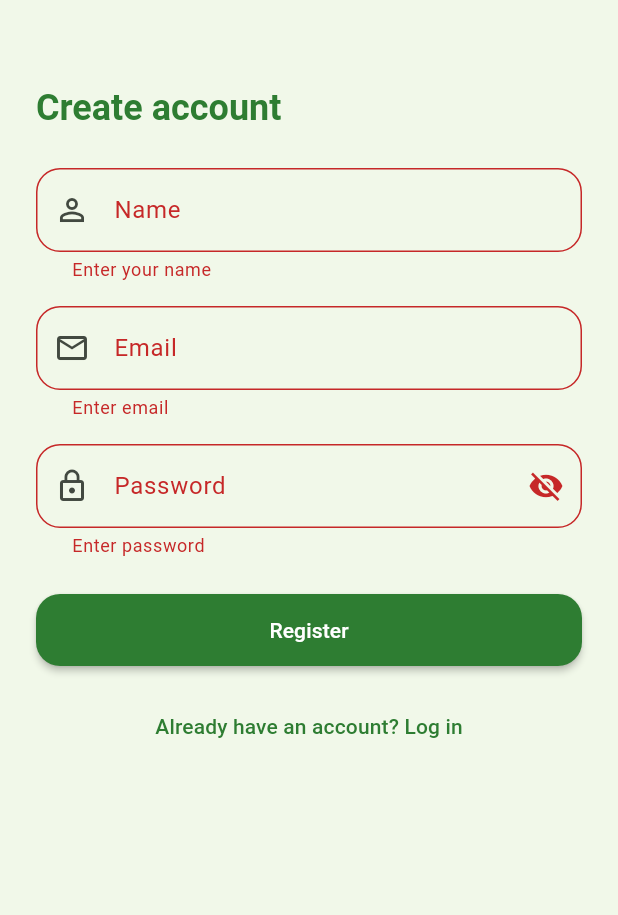
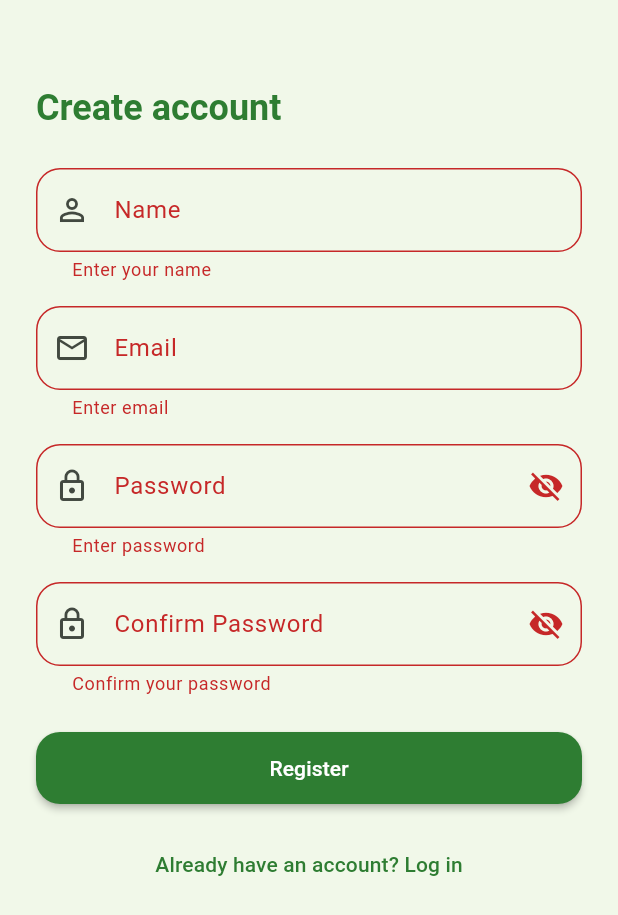
Before and after one commit to jerronjunior/Price-ur-Plastic, a Flutter app: the RegisterScreen screen opened directly, after a tap on "Register", on a phone screen of 412 x 824 dp. Shown: the top 915 px of the screen. Run offline on Flutter 3.47's test engine with Material 3 defaults, Android fonts, the phone set to English and light mode, and no system bars; our stand-ins replace camera, cloud_firestore, firebase_auth, firebase_core, firebase_storage, go_router and 1 more; missing offline and left inert: mobile_scanner; accounts and stored records are empty; network calls fail.

Commit message:
feat: add confirm password field with validation to registration form

```diff
--- a/lib/screens/auth/register_screen.dart
+++ b/lib/screens/auth/register_screen.dart
@@ -17,7 +17,9 @@ class _RegisterScreenState extends State<RegisterScreen> {
   final _nameController = TextEditingController();
   final _emailController = TextEditingController();
   final _passwordController = TextEditingController();
+  final _confirmPasswordController = TextEditingController();
   bool _obscurePassword = true;
+  bool _obscureConfirmPassword = true;
   bool _loading = false;
   String? _error;
 
@@ -26,6 +28,7 @@ class _RegisterScreenState extends State<RegisterScreen> {
     _nameController.dispose();
     _emailController.dispose();
     _passwordController.dispose();
+    _confirmPasswordController.dispose();
     super.dispose();
   }
 
@@ -136,6 +139,34 @@ class _RegisterScreenState extends State<RegisterScreen> {
                     return null;
                   },
                 ),
+                const SizedBox(height: 16),
+                TextFormField(
+                  controller: _confirmPasswordController,
+                  obscureText: _obscureConfirmPassword,
+                  decoration: InputDecoration(
+                    labelText: 'Confirm Password',
+                    prefixIcon: const Icon(Icons.lock_outline),
+                    suffixIcon: IconButton(
+                      icon: Icon(
+                        _obscureConfirmPassword
+                            ? Icons.visibility_off
+                            : Icons.visibility,
+                      ),
+                      onPressed: () => setState(
+                        () => _obscureConfirmPassword = !_obscureConfirmPassword,
+                      ),
+                    ),
+                  ),
+                  validator: (v) {
+                    if (v == null || v.isEmpty) {
+                      return 'Confirm your password';
+                    }
+                    if (v != _passwordController.text) {
+                      return 'Passwords do not match';
+                    }
+                    return null;
+                  },
+                ),
                 const SizedBox(height: 24),
                 ElevatedButton(
                   onPressed: _loading ? null : () {
```
